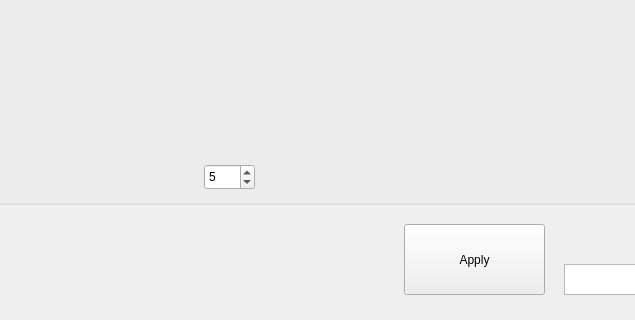
This is software/Linux/Flugbahnberechnung/forms/frm_camera_positioning.ui in SevFle/Flugbahnberechnung as Qt 5 draws it before an edit; both pictures show x 526 to 1161 and y 506 to 826 of the 1414 by 826 pixel window. The edited form follows.
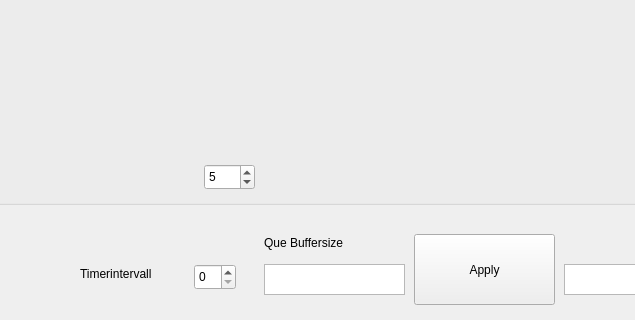
This is the edited form.

```diff
--- a/software/Linux/Flugbahnberechnung/forms/frm_camera_positioning.ui
+++ b/software/Linux/Flugbahnberechnung/forms/frm_camera_positioning.ui
@@ -219,8 +219,8 @@
    <widget class="QPushButton" name="bt_apply">
     <property name="geometry">
      <rect>
-      <x>930</x>
-      <y>730</y>
+      <x>940</x>
+      <y>740</y>
       <width>141</width>
       <height>71</height>
      </rect>
@@ -229,6 +229,52 @@
      <string>Apply</string>
     </property>
    </widget>
+   <widget class="QTextEdit" name="txb_queBuffer">
+    <property name="geometry">
+     <rect>
+      <x>790</x>
+      <y>770</y>
+      <width>141</width>
+      <height>31</height>
+     </rect>
+    </property>
+   </widget>
+   <widget class="QSpinBox" name="numTimerIntervall">
+    <property name="geometry">
+     <rect>
+      <x>720</x>
+      <y>770</y>
+      <width>42</width>
+      <height>26</height>
+     </rect>
+    </property>
+   </widget>
+   <widget class="QLabel" name="label">
+    <property name="geometry">
+     <rect>
+      <x>790</x>
+      <y>740</y>
+      <width>111</width>
+      <height>17</height>
+     </rect>
+    </property>
+    <property name="text">
+     <string>Que Buffersize</string>
+    </property>
+   </widget>
+   <widget class="QLabel" name="label_2">
+    <property name="geometry">
+     <rect>
+      <x>606</x>
+      <y>770</y>
+      <width>101</width>
+      <height>20</height>
+     </rect>
+    </property>
+    <property name="text">
+     <string>Timerintervall</string>
+    </property>
+   </widget>
   </widget>
  </widget>
  <resources/>
```
